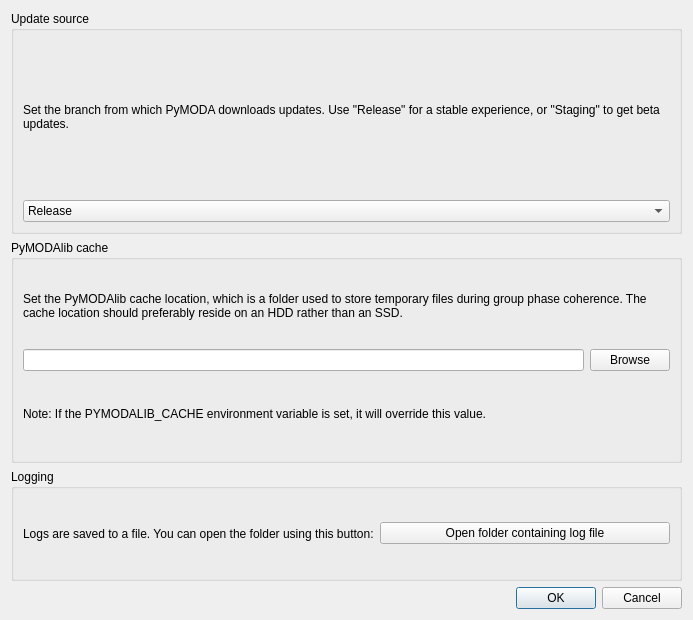
The window that res/layout/dialog_settings.ui (luphysics/PyMODA) describes before a commit, drawn with Qt 5.
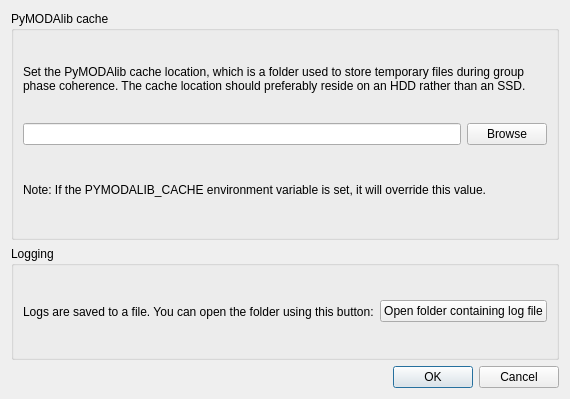
The same window after the commit.

Commit message: Remove obselete update source settings

```diff
--- a/res/layout/dialog_settings.ui
+++ b/res/layout/dialog_settings.ui
@@ -6,8 +6,8 @@
    <rect>
     <x>0</x>
     <y>0</y>
-    <width>693</width>
-    <height>620</height>
+    <width>488</width>
+    <height>399</height>
    </rect>
   </property>
   <property name="windowTitle">
@@ -15,46 +15,7 @@
   </property>
   <layout class="QVBoxLayout" name="verticalLayout">
    <item>
-    <layout class="QVBoxLayout" name="verticalLayout_2" stretch="2,2,1">
-     <item>
-      <widget class="QGroupBox" name="verticalGroupBox">
-       <property name="maximumSize">
-        <size>
-         <width>16777215</width>
-         <height>16777215</height>
-        </size>
-       </property>
-       <property name="title">
-        <string>Update source</string>
-       </property>
-       <layout class="QVBoxLayout" name="verticalLayout_3">
-        <item>
-         <widget class="QLabel" name="label_2">
-          <property name="text">
-           <string>Set the branch from which PyMODA downloads updates. Use &quot;Release&quot; for a stable experience, or &quot;Staging&quot; to get beta updates.</string>
-          </property>
-          <property name="wordWrap">
-           <bool>true</bool>
-          </property>
-         </widget>
-        </item>
-        <item>
-         <widget class="QComboBox" name="combo_update_source">
-          <item>
-           <property name="text">
-            <string>Release</string>
-           </property>
-          </item>
-          <item>
-           <property name="text">
-            <string>Staging</string>
-           </property>
-          </item>
-         </widget>
-        </item>
-       </layout>
-      </widget>
-     </item>
+    <layout class="QVBoxLayout" name="verticalLayout_2" stretch="2,1">
      <item>
       <widget class="QGroupBox" name="verticalGroupBox">
        <property name="maximumSize">
```
The commit also changes 2 other files.
